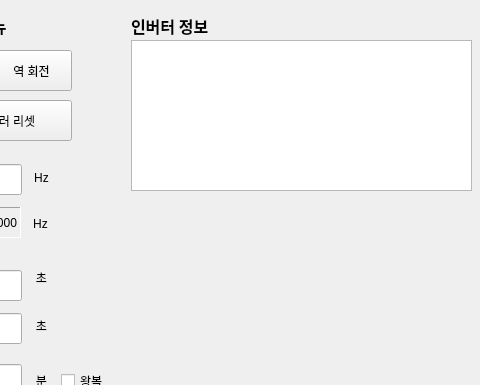
The window that inverterUI.ui (kimyh2000/pas-motor) describes before a commit, drawn with Qt 5; both pictures show x 209 to 689 and y 0 to 385 of the 689 by 683 pixel window.
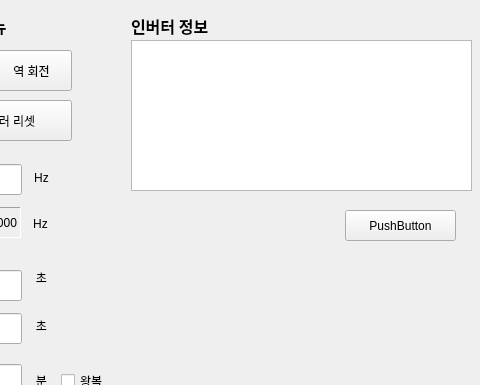
The same window after the commit.

The edit to the form file:
```diff
--- a/inverterUI.ui
+++ b/inverterUI.ui
@@ -596,6 +596,19 @@
      <enum>Qt::Horizontal</enum>
     </property>
    </widget>
+   <widget class="QPushButton" name="pushButton_Update">
+    <property name="geometry">
+     <rect>
+      <x>554</x>
+      <y>210</y>
+      <width>111</width>
+      <height>31</height>
+     </rect>
+    </property>
+    <property name="text">
+     <string>PushButton</string>
+    </property>
+   </widget>
   </widget>
   <widget class="QMenuBar" name="menubar">
    <property name="geometry">
```
